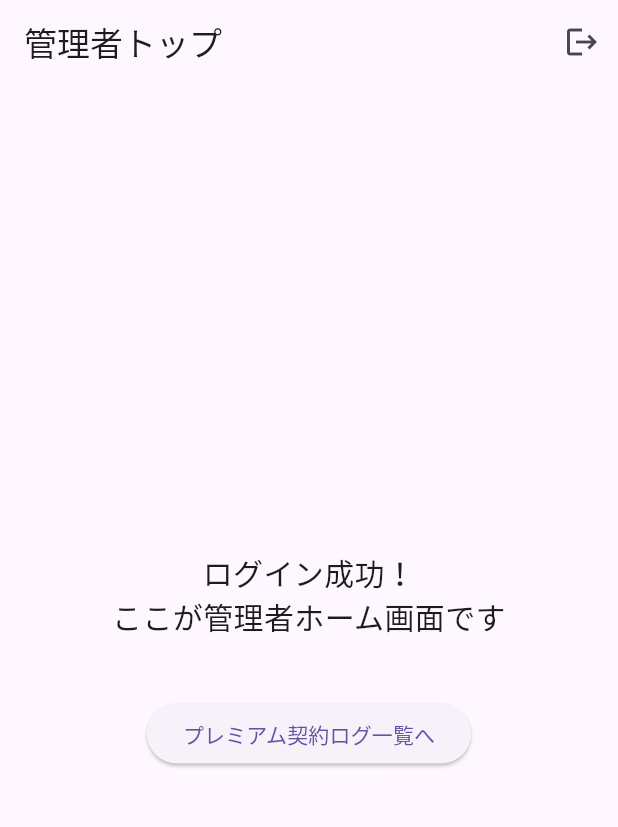
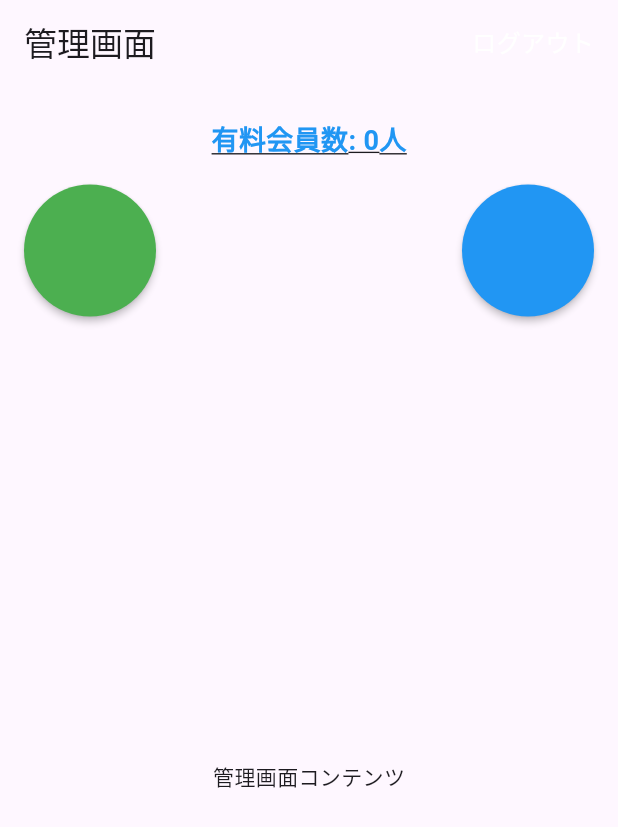
Before and after one commit to Frisk9673/Whispin, a Flutter app: the AdminHomeScreen screen opened directly, on a phone screen of 412 x 824 dp. Shown: the top 827 px of the screen. Run offline on Flutter 3.47's test engine with Material 3 defaults, Android fonts, the phone set to English and light mode, and no system bars; our stand-ins replace cloud_firestore, firebase_auth, firebase_core, image_picker; accounts and stored records are empty.

Commit message:
西川・admin

```diff
--- /dev/null
+++ b/lib/providers/admin_provider.dart
@@ -0,0 +1,34 @@
+import 'package:flutter/material.dart';
+import '../../services/admin_home_service.dart';
+
+class AdminProvider extends ChangeNotifier {
+  final AdminService _service = AdminService();
+
+  int paidMemberCount = 0;
+  bool isLoading = false;
+
+  AdminProvider() {
+    loadPaidMemberCount();
+  }
+
+  /// 有料会員数を取得して状態を更新
+  Future<void> loadPaidMemberCount() async {
+    isLoading = true;
+    notifyListeners();
+
+    try {
+      final count = await _service.fetchPaidMemberCount();
+      paidMemberCount = count;
+    } catch (e) {
+      // 必要ならエラーログやエラー状態を管理してください
+      debugPrint('AdminProvider loadPaidMemberCount error: $e');
+      paidMemberCount = 0;
+    } finally {
+      isLoading = false;
+      notifyListeners();
+    }
+  }
+
+  /// 外部から明示的に再読み込みするための別名
+  Future<void> refresh() async => await loadPaidMemberCount();
+}
--- a/lib/screens/admin/admin_home_screen.dart
+++ b/lib/screens/admin/admin_home_screen.dart
@@ -1,63 +1,132 @@
-// screens/admin/admin_home_screen.dart
+// ...existing code...
 import 'package:flutter/material.dart';
 import 'package:provider/provider.dart';
-import '../../services/admin_logout_service.dart';
-import 'admin_login_screen.dart';
 import '../../screens/admin/premium_log_list_screen.dart';
-import '../../providers/premium_log_provider.dart';
+import '../../providers/admin_provider.dart';
 
 class AdminHomeScreen extends StatelessWidget {
   const AdminHomeScreen({super.key});
 
   @override
   Widget build(BuildContext context) {
-    final logoutService = AdminLogoutService();
+    final admin = Provider.of<AdminProvider>(context);
 
     return Scaffold(
       appBar: AppBar(
-        title: const Text("管理者トップ"),
+        title: const Text('管理画面'),
         actions: [
-          IconButton(
-            icon: const Icon(Icons.logout),
-            onPressed: () async {
-              await logoutService.logout();
-
-              Navigator.pushAndRemoveUntil(
-                context,
-                MaterialPageRoute(builder: (_) => const AdminLoginScreen()),
-                (_) => false,
-              );
-            },
-          )
+          Padding(
+            padding: const EdgeInsets.all(16.0),
+            child: GestureDetector(
+              onTap: () {
+                Navigator.of(context).pushReplacementNamed('/login');
+              },
+              child: const Align(
+                alignment: Alignment.center,
+                child: Text(
+                  'ログアウト',
+                  style: TextStyle(
+                    color: Colors.white,
+                    fontSize: 16,
+                  ),
+                ),
+              ),
+            ),
+          ),
         ],
       ),
-      body: Center(
-        child: Column(
-          mainAxisAlignment: MainAxisAlignment.center,
-          children: [
-            const Text(
-              "ログイン成功！\nここが管理者ホーム画面です",
-              textAlign: TextAlign.center,
-              style: TextStyle(fontSize: 20),
+      body: Column(
+        children: [
+          Padding(
+            padding: const EdgeInsets.only(top: 24.0, left: 16.0, right: 16.0),
+            child: admin.isLoading
+                ? const SizedBox(height: 120, child: Center(child: CircularProgressIndicator()))
+                : Column(
+                    mainAxisSize: MainAxisSize.min,
+                    children: [
+                      GestureDetector(
+                        onTap: () {
+                          Navigator.of(context).push(
+                            MaterialPageRoute(builder: (_) => const PremiumLogListScreen()),
+                          );
+                        },
+                        child: Center(
+                          child: Text(
+                            '有料会員数: ${admin.paidMemberCount}人',
+                            style: const TextStyle(
+                              fontSize: 18,
+                              fontWeight: FontWeight.bold,
+                              color: Colors.blue,
+                              decoration: TextDecoration.underline,
+                            ),
+                          ),
+                        ),
+                      ),
+                      const SizedBox(height: 16),
+                      Row(
+                        children: [
+                          _circleButton(
+                            label: 'お問い合わせ',
+                            onPressed: () {
+                              Navigator.of(context).pushNamed('/contact');
+                            },
+                            backgroundColor: Colors.green,
+                          ),
+                          const Spacer(),
+                          _circleButton(
+                            label: '有料会員\nログ',
+                            onPressed: () {
+                              Navigator.of(context).push(
+                                MaterialPageRoute(builder: (_) => const PremiumLogListScreen()),
+                              );
+                            },
+                            backgroundColor: Colors.blue,
+                          ),
+                        ],
+                      ),
+                    ],
+                  ),
+          ),
+          const Expanded(
+            child: Center(
+              child: Text('管理画面コンテンツ'),
             ),
-            const SizedBox(height: 40),
-            ElevatedButton(
-              onPressed: () {
-                Navigator.push(
-                  context,
-                  MaterialPageRoute(
-                    builder: (_) => ChangeNotifierProvider(
-                      create: (_) => PremiumLogProvider(),
-                      child: const PremiumLogListScreen(),
-                    ),
-                  ),
-                );
-              },
-              child: const Text("プレミアム契約ログ一覧へ"),
+          ),
+        ],
+      ),
+    );
+  }
+
+  Widget _circleButton({
+    required String label,
+    required VoidCallback onPressed,
+    Color? backgroundColor,
+  }) {
+    return ElevatedButton(
+      onPressed: onPressed,
+      style: ElevatedButton.styleFrom(
+        shape: const CircleBorder(),
+        padding: EdgeInsets.zero,
+        backgroundColor: backgroundColor ?? Colors.blue,
+        foregroundColor: Colors.white,
+        elevation: 2,
+      ),
+      child: const SizedBox(
+        width: 88,
+        height: 88,
+        child: Center(
+          child: Padding(
+            padding: EdgeInsets.symmetric(horizontal: 6),
+            child: FittedBox(
+              fit: BoxFit.scaleDown,
+              child: Text(
+                '', // ラベルは下の Text に置かれるため空にしています
+              ),
             ),
-          ],
+          ),
         ),
       ),
     );
   }
 }
+// ...existing code...
```
Also changed, not shown: lib/admin_home.dart (deleted, +0 -154 lines), lib/services/admin_home_service.dart (renamed from lib/services/adomin_home_service.dart).
